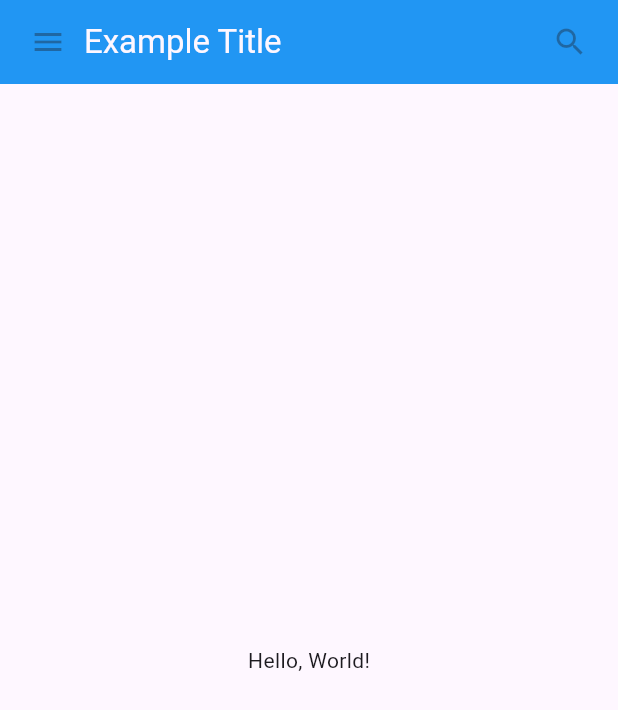
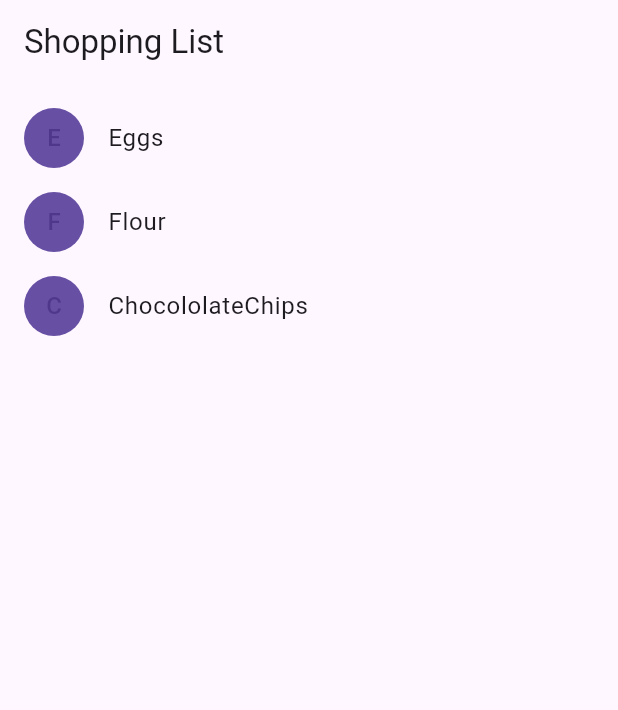
Before and after one commit to naaji-tech/test-drive, a Flutter app: the screen it shows after launch, on a phone screen of 412 x 824 dp. Shown: the top 710 px of the screen. Run offline on Flutter 3.47's test engine with Material 3 defaults, Android fonts, the phone set to English and light mode, and no system bars.

Commit message:
change to shopping list application.

```diff
--- a/lib/main.dart
+++ b/lib/main.dart
@@ -1,67 +1,108 @@
 import 'package:flutter/material.dart';
 
-void main() {
-  runApp(
-    const MaterialApp(
-      title: "My App",
-      home: SafeArea(
-        child: MySacffold(),
-      ),
-    ),
-  );
+class Product {
+  const Product({required this.name});
+
+  final String name;
 }
 
-class MySacffold extends StatelessWidget {
-  const MySacffold({super.key});
+typedef CartChangedCallback = Function(Product product, bool inCart);
+
+class ShoppingListItem extends StatelessWidget {
+  ShoppingListItem({
+    required this.product,
+    required this.inCart,
+    required this.onCartChanged,
+  }) : super(key: ObjectKey(product));
+
+  final Product product;
+  final bool inCart;
+  final CartChangedCallback onCartChanged;
+
+  Color _getColor(BuildContext context) {
+    return inCart ? Colors.black54 : Theme.of(context).primaryColor;
+  }
+
+  TextStyle? _getTextStyle(BuildContext context) {
+    if (!inCart) return null;
+
+    return const TextStyle(
+      color: Colors.black54,
+      decoration: TextDecoration.lineThrough,
+    );
+  }
 
   @override
   Widget build(BuildContext context) {
-    return Material(
-      child: Column(
-        children: [
-          MyAppBar(
-            title: Text(
-              "Example Title",
-              style: Theme.of(context).primaryTextTheme.titleLarge,
-            ),
-          ),
-          const Expanded(
-            child: Center(
-              child: Text("Hello, World!"),
-            ),
-          ),
-        ],
+    return ListTile(
+      onTap: () {
+        onCartChanged(product, inCart);
+      },
+      leading: CircleAvatar(
+        backgroundColor: _getColor(context),
+        child: Text(product.name[0]),
+      ),
+      title: Text(
+        product.name,
+        style: _getTextStyle(context),
       ),
     );
   }
 }
 
-class MyAppBar extends StatelessWidget {
-  const MyAppBar({required this.title, super.key});
+class ShoppingList extends StatefulWidget {
+  const ShoppingList({required this.products, super.key});
 
-  final Widget title;
+  final List<Product> products;
+
+  @override
+  State<ShoppingList> createState() => _ShoppingListState();
+}
+
+class _ShoppingListState extends State<ShoppingList> {
+  final _shoppingCart = <Product>{};
+
+  void _handleCartChanged(Product product, bool inCart) {
+    setState(() {
+      if (!inCart) {
+        _shoppingCart.add(product);
+      } else {
+        _shoppingCart.remove(product);
+      }
+    });
+  }
 
   @override
   Widget build(BuildContext context) {
-    return Container(
-      height: 56,
-      padding: const EdgeInsets.symmetric(horizontal: 8),
-      decoration: BoxDecoration(color: Colors.blue[500]),
-      child: Row(
-        children: [
-          const IconButton(
-            onPressed: null,
-            icon: Icon(Icons.menu),
-            tooltip: "Navigation Menu",
-          ),
-          Expanded(child: title),
-          const IconButton(
-            onPressed: null,
-            icon: Icon(Icons.search),
-            tooltip: 'Search',
-          )
-        ],
+    return Scaffold(
+      appBar: AppBar(
+        title: const Text('Shopping List'),
+      ),
+      body: ListView(
+        padding: const EdgeInsets.symmetric(vertical: 8),
+        children: widget.products.map((product) {
+          return ShoppingListItem(
+            product: product,
+            inCart: _shoppingCart.contains(product),
+            onCartChanged: _handleCartChanged,
+          );
+        }).toList(),
       ),
     );
   }
 }
+
+void main() {
+  runApp(
+    const MaterialApp(
+      title: 'Shopping App',
+      home: ShoppingList(
+        products: [
+          Product(name: 'Eggs'),
+          Product(name: 'Flour'),
+          Product(name: 'ChocololateChips'),
+        ],
+      ),
+    ),
+  );
+}
```
